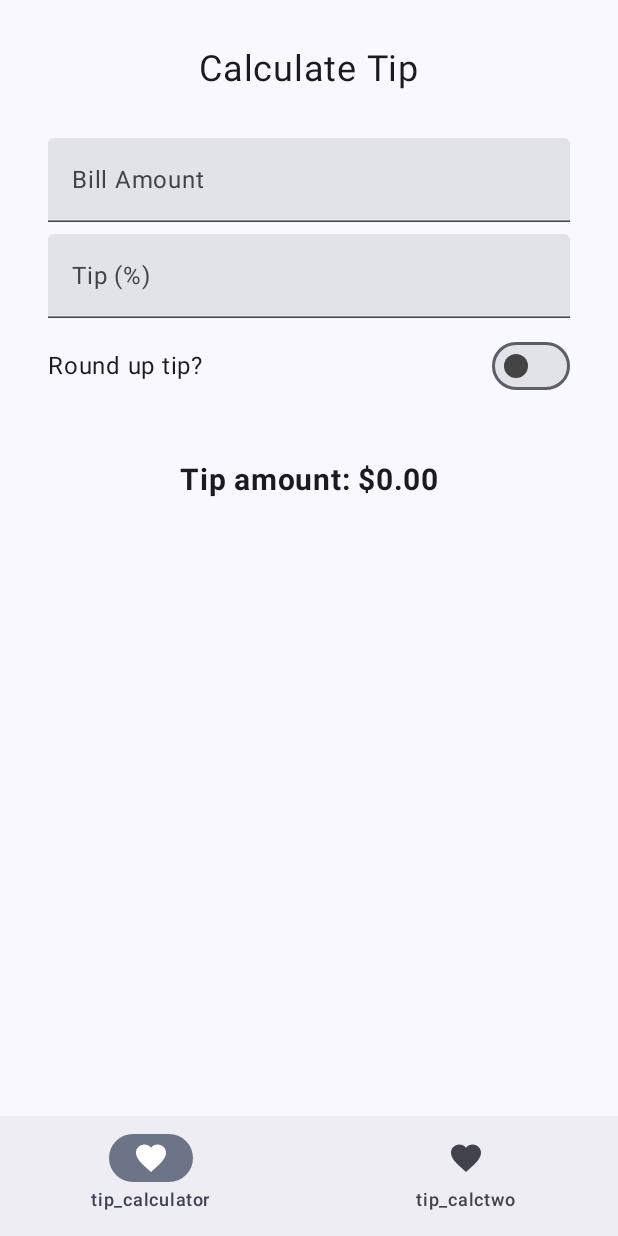
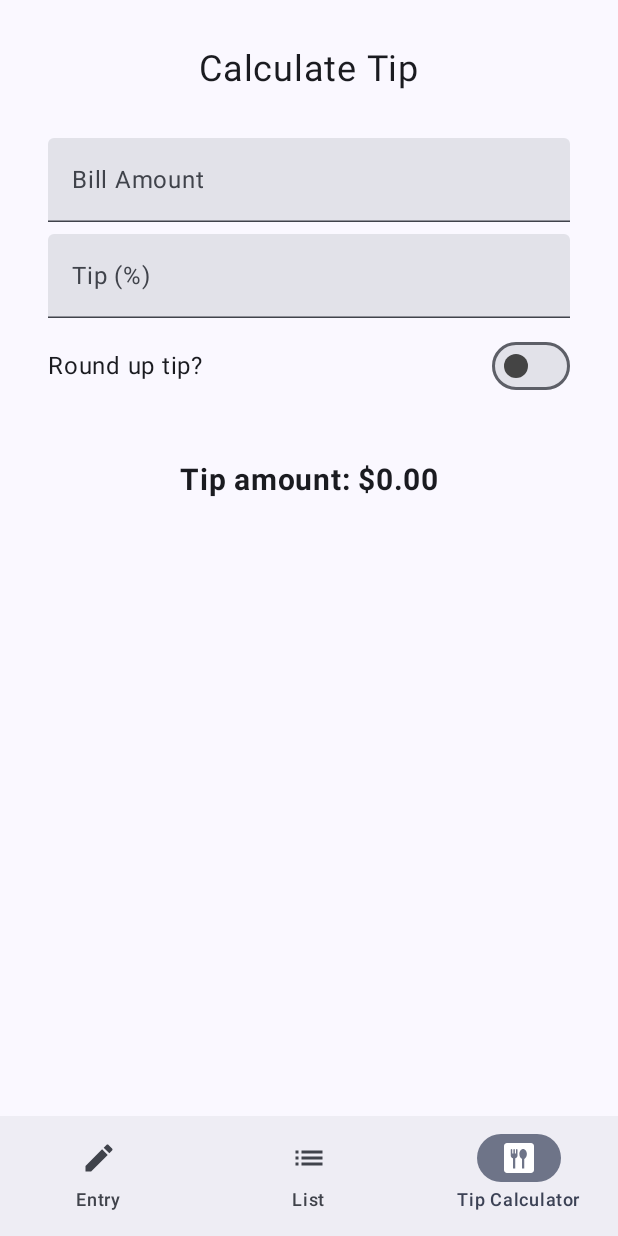
Before and after one commit to bdubose/boojet, an Android app built with Jetpack Compose: the screen it shows after launch (MainActivity), on a phone screen of 412 x 824 dp. Run offline under Robolectric (Android 15) with nearby library versions, the phone set to English and light mode, and no system bars.

Commit message:
* Adds stubs for entry and list screens * Adds icons and english labels for routes

```diff
--- a/app/build.gradle
+++ b/app/build.gradle
@@ -52,6 +52,7 @@ dependencies {
     implementation 'androidx.core:core-ktx:1.9.0'
     implementation "androidx.compose.ui:ui:$compose_version"
     implementation "androidx.compose.material:material:$compose_version"
+    implementation 'androidx.compose.material:material-icons-extended:1.2.1'
     implementation "androidx.compose.ui:ui-tooling-preview:$compose_version"
     implementation 'androidx.lifecycle:lifecycle-runtime-ktx:2.5.1'
     implementation 'androidx.lifecycle:lifecycle-livedata-ktx:2.5.1'
--- a/app/src/main/java/me/branwin/boojet/MainActivity.kt
+++ b/app/src/main/java/me/branwin/boojet/MainActivity.kt
@@ -48,15 +48,15 @@ fun BoojetApp() {
 
 @Composable
 fun BoojetNavigationBar(
-    allScreens: List<BoojetDestination> = boojetTabRowScreens,
+    allScreens: List<BoojetNavbarDestination> = boojetTabRowScreens,
     currentScreen: BoojetDestination,
     onTabSelected: (BoojetDestination) -> Unit
 ) {
     NavigationBar {
         allScreens.forEach {
             NavigationBarItem(
-                icon = { Icon(Icons.Filled.Favorite, contentDescription = it.route) },
-                label = { Text(it.route) },
+                icon = { Icon(it.icon, contentDescription = it.route) },
+                label = { Text(it.label) },
                 selected = currentScreen == it,
                 onClick = { onTabSelected(it) }
             )
--- a/app/src/main/java/me/branwin/boojet/navigation/BoojetDestinations.kt
+++ b/app/src/main/java/me/branwin/boojet/navigation/BoojetDestinations.kt
@@ -1,15 +1,36 @@
 package me.branwin.boojet.navigation
+
+import androidx.compose.material.icons.Icons
+import androidx.compose.material.icons.filled.Dining
+import androidx.compose.material.icons.filled.Edit
+import androidx.compose.material.icons.filled.List
+import androidx.compose.ui.graphics.vector.ImageVector
 
 interface BoojetDestination {
     val route: String
+    val label: String
 }
 
-object TipCalculator : BoojetDestination {
-    override val route = "tip_calculator"
+interface BoojetNavbarDestination : BoojetDestination {
+    val icon: ImageVector
 }
 
-object TipCalculator2 : BoojetDestination {
-    override val route = "tip_calctwo"
+object TipCalculator : BoojetNavbarDestination {
+    override val route = "tip_calculator"
+    override val label = "Tip Calculator"
+    override val icon = Icons.Filled.Dining
 }
 
-val boojetTabRowScreens = listOf(TipCalculator, TipCalculator2)
+object Entry : BoojetNavbarDestination {
+    override val route = "entry"
+    override val label = "Entry"
+    override val icon = Icons.Filled.Edit
+}
+
+object List : BoojetNavbarDestination {
+    override val route = "list"
+    override val label = "List"
+    override val icon = Icons.Filled.List
+}
+
+val boojetTabRowScreens = listOf(Entry, List, TipCalculator)
--- a/app/src/main/java/me/branwin/boojet/navigation/BoojetNavHost.kt
+++ b/app/src/main/java/me/branwin/boojet/navigation/BoojetNavHost.kt
@@ -5,6 +5,8 @@ import androidx.compose.ui.Modifier
 import androidx.navigation.NavHostController
 import androidx.navigation.compose.NavHost
 import androidx.navigation.compose.composable
+import me.branwin.boojet.ui.entry.EntryScreen
+import me.branwin.boojet.ui.list.ListScreen
 import me.branwin.boojet.ui.tipcalculator.TipCalculatorScreen
 
 @Composable
@@ -17,10 +19,13 @@ fun BoojetNavHost(
         startDestination = TipCalculator.route,
         modifier = modifier
     ) {
+        composable(Entry.route) {
+            EntryScreen()
+        }
+        composable(List.route) {
+            ListScreen()
+        }
         composable(TipCalculator.route) {
-            TipCalculatorScreen()
-        }
-        composable(TipCalculator2.route) {
             TipCalculatorScreen()
         }
     }
--- /dev/null
+++ b/app/src/main/java/me/branwin/boojet/ui/entry/EntryScreen.kt
@@ -0,0 +1,9 @@
+package me.branwin.boojet.ui.entry
+
+import androidx.compose.material3.Text
+import androidx.compose.runtime.Composable
+
+@Composable
+fun EntryScreen() {
+    Text("Entry Screen!")
+}
--- /dev/null
+++ b/app/src/main/java/me/branwin/boojet/ui/list/ListScreen.kt
@@ -0,0 +1,9 @@
+package me.branwin.boojet.ui.list
+
+import androidx.compose.material3.Text
+import androidx.compose.runtime.Composable
+
+@Composable
+fun ListScreen() {
+    Text("List Screen!")
+}
```
